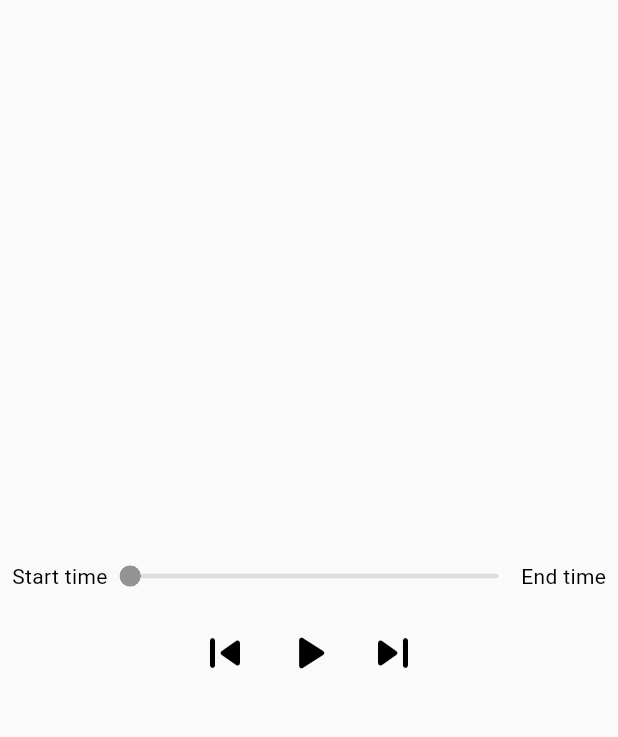
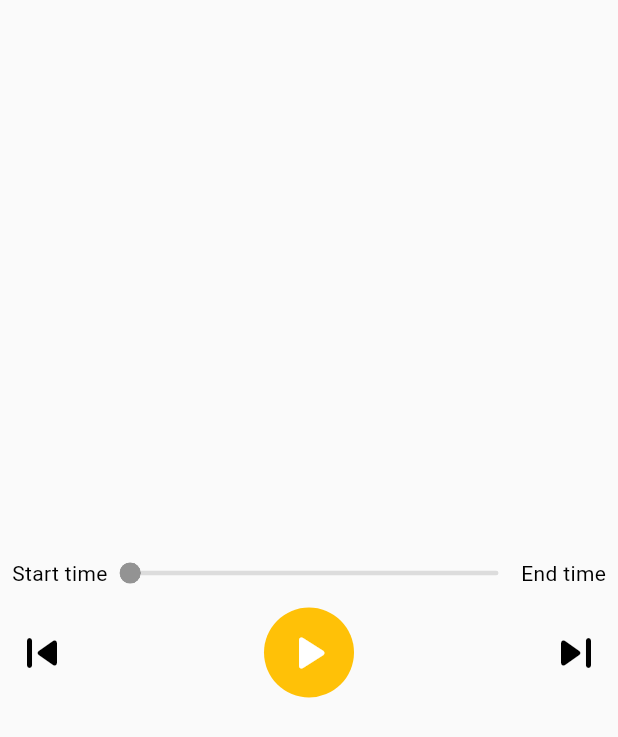
Before and after one commit to AminMemariani/Tunetopia, a Flutter app: the Controls widget shown alone on an empty page, opened directly, on a phone screen of 412 x 824 dp. Shown: the top 737 px of the screen. Run offline on Flutter 3.47's test engine with Material 3 defaults, Android fonts, the phone set to English and light mode, and no system bars; our stand-ins replace file_picker, permission_handler; missing offline and left inert: metadata_god.

```diff
--- a/lib/pages/song_page.dart
+++ b/lib/pages/song_page.dart
@@ -4,6 +4,8 @@ import 'package:flutter/material.dart';
 import 'package:music_player/pages/widgets/appbar.dart';
 import 'package:music_player/pages/widgets/controls.dart';
 import 'package:permission_handler/permission_handler.dart';
+
+import '../models/song.dart';
 
 class SongPage extends StatefulWidget {
   const SongPage({super.key});
@@ -13,6 +15,7 @@ class SongPage extends StatefulWidget {
 }
 
 class _SongPageState extends State<SongPage> {
+  Song? song;
   _asyncMethod() async {
     final hasStorageAccess =
         Platform.isAndroid ? await Permission.storage.isGranted : true;
@@ -35,9 +38,10 @@ class _SongPageState extends State<SongPage> {
 
   @override
   Widget build(BuildContext context) {
+    song = ModalRoute.of(context)?.settings.arguments as Song;
     return Scaffold(
       backgroundColor: Theme.of(context).colorScheme.surface,
-      appBar: const MyAppBar(title: 'Songs'),
+      appBar: MyAppBar(title: song!.songName),
       body: Column(
         children: [
           Expanded(
--- a/lib/pages/widgets/controls.dart
+++ b/lib/pages/widgets/controls.dart
@@ -58,7 +58,7 @@ class _ControlsState extends State<Controls> {
             ),
           ),
           Row(
-            mainAxisAlignment: MainAxisAlignment.center,
+            mainAxisAlignment: MainAxisAlignment.spaceBetween,
             children: [
               IconButton(
                 icon: const Icon(Icons.skip_previous_rounded),
@@ -67,7 +67,10 @@ class _ControlsState extends State<Controls> {
                 },
                 iconSize: 40,
               ),
-              IconButton(
+              CircleAvatar(
+                backgroundColor: Theme.of(context).colorScheme.primary,
+                radius: 30,
+                child: IconButton(
                   icon: _isPlaying
                       ? const Icon(Icons.pause_rounded)
                       : const Icon(Icons.play_arrow_rounded),
@@ -78,6 +81,7 @@ class _ControlsState extends State<Controls> {
                     // Add pause functionality here
                   },
                   iconSize: 40,
+                ),
               ),
               IconButton(
                 icon: const Icon(Icons.skip_next_rounded),
--- a/lib/pages/widgets/home_item.dart
+++ b/lib/pages/widgets/home_item.dart
@@ -13,7 +13,7 @@ class HomeItem extends StatelessWidget {
         itemCount: snapshot.songs.length,
         itemBuilder: (BuildContext context, int index) {
           return GestureDetector(
-            onTap: () => Navigator.pushNamed(context, "songs"),
+            onTap: () => Navigator.pushNamed(context, "songs", arguments: snapshot.songs[index]),
             child: Padding(
               padding:
                   const EdgeInsets.only(top: 8, bottom: 8, left: 16, right: 16),
```
Lines whose indentation alone changed are shown as unchanged.
